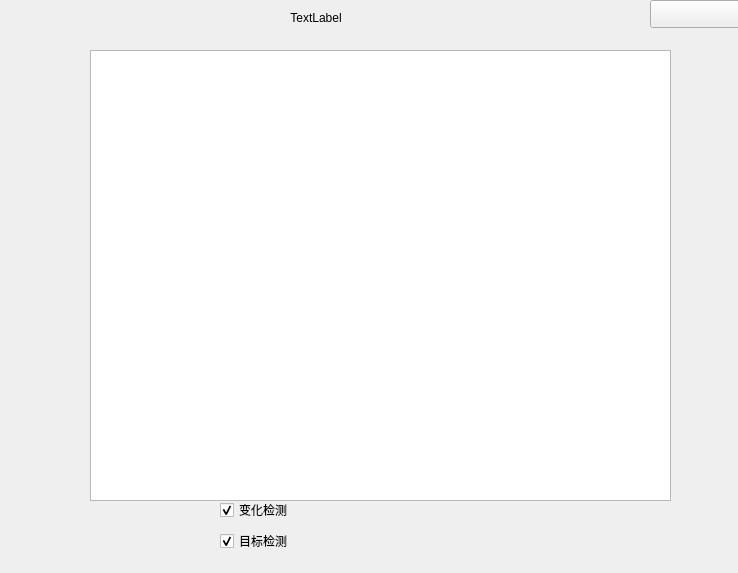
This is image_window.ui in 814696032/QT as Qt 5 draws it before an edit. The edited form follows.
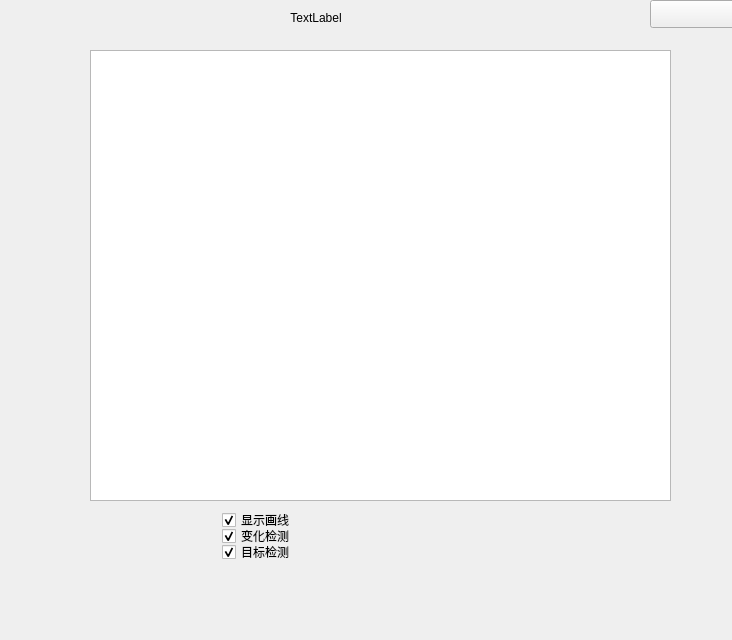
This is the edited form.

Commit message: 主窗口底部添加后台工作进度条，与任务栏进度一致

The edit to the form file:
```diff
--- a/image_window.ui
+++ b/image_window.ui
@@ -6,8 +6,8 @@
    <rect>
     <x>0</x>
     <y>0</y>
-    <width>738</width>
-    <height>573</height>
+    <width>732</width>
+    <height>640</height>
    </rect>
   </property>
   <property name="windowTitle">
@@ -126,143 +126,123 @@
     <string/>
    </property>
   </widget>
-  <widget class="QWidget" name="">
+  <widget class="QCheckBox" name="image_line">
    <property name="geometry">
     <rect>
-     <x>220</x>
-     <y>460</y>
-     <width>279</width>
-     <height>102</height>
+     <x>222</x>
+     <y>512</y>
+     <width>71</width>
+     <height>16</height>
     </rect>
    </property>
-   <layout class="QHBoxLayout" name="horizontalLayout">
-    <item>
-     <layout class="QVBoxLayout" name="verticalLayout">
-      <property name="spacing">
-       <number>0</number>
-      </property>
-      <item>
-       <widget class="QCheckBox" name="image_line">
-        <property name="text">
-         <string>显示画线</string>
-        </property>
-        <property name="checked">
-         <bool>true</bool>
-        </property>
-       </widget>
-      </item>
-      <item>
-       <widget class="QCheckBox" name="image_change_detect">
-        <property name="text">
-         <string>变化检测</string>
-        </property>
-        <property name="checked">
-         <bool>true</bool>
-        </property>
-       </widget>
-      </item>
-      <item>
-       <widget class="QCheckBox" name="image_obj_detect">
-        <property name="text">
-         <string>目标检测</string>
-        </property>
-        <property name="checked">
-         <bool>true</bool>
-        </property>
-       </widget>
-      </item>
-     </layout>
-    </item>
-    <item>
-     <spacer name="horizontalSpacer">
-      <property name="orientation">
-       <enum>Qt::Horizontal</enum>
-      </property>
-      <property name="sizeType">
-       <enum>QSizePolicy::Fixed</enum>
-      </property>
-      <property name="sizeHint" stdset="0">
-       <size>
-        <width>40</width>
-        <height>20</height>
-       </size>
-      </property>
-     </spacer>
-    </item>
-    <item>
-     <widget class="QPushButton" name="image_start_detect">
-      <property name="sizePolicy">
-       <sizepolicy hsizetype="Fixed" vsizetype="Fixed">
-        <horstretch>0</horstretch>
-        <verstretch>0</verstretch>
-       </sizepolicy>
-      </property>
-      <property name="minimumSize">
-       <size>
-        <width>50</width>
-        <height>50</height>
-       </size>
-      </property>
-      <property name="maximumSize">
-       <size>
-        <width>50</width>
-        <height>50</height>
-       </size>
-      </property>
-      <property name="text">
-       <string/>
-      </property>
-      <property name="flat">
-       <bool>true</bool>
-      </property>
-     </widget>
-    </item>
-    <item>
-     <widget class="QPushButton" name="image_stop_detect">
-      <property name="sizePolicy">
-       <sizepolicy hsizetype="Fixed" vsizetype="Fixed">
-        <horstretch>0</horstretch>
-        <verstretch>0</verstretch>
-       </sizepolicy>
-      </property>
-      <property name="minimumSize">
-       <size>
-        <width>50</width>
-        <height>50</height>
-       </size>
-      </property>
-      <property name="maximumSize">
-       <size>
-        <width>50</width>
-        <height>50</height>
-       </size>
-      </property>
-      <property name="text">
-       <string/>
-      </property>
-      <property name="flat">
-       <bool>true</bool>
-      </property>
-     </widget>
-    </item>
-    <item>
-     <spacer name="horizontalSpacer_2">
-      <property name="orientation">
-       <enum>Qt::Horizontal</enum>
-      </property>
-      <property name="sizeType">
-       <enum>QSizePolicy::Fixed</enum>
-      </property>
-      <property name="sizeHint" stdset="0">
-       <size>
-        <width>40</width>
-        <height>20</height>
-       </size>
-      </property>
-     </spacer>
-    </item>
-   </layout>
+   <property name="text">
+    <string>显示画线</string>
+   </property>
+   <property name="checked">
+    <bool>true</bool>
+   </property>
   </widget>
+  <widget class="QPushButton" name="image_start_detect">
+   <property name="geometry">
+    <rect>
+     <x>346</x>
+     <y>536</y>
+     <width>50</width>
+     <height>50</height>
+    </rect>
+   </property>
+   <property name="sizePolicy">
+    <sizepolicy hsizetype="Fixed" vsizetype="Fixed">
+     <horstretch>0</horstretch>
+     <verstretch>0</verstretch>
+    </sizepolicy>
+   </property>
+   <property name="minimumSize">
+    <size>
+     <width>50</width>
+     <height>50</height>
+    </size>
+   </property>
+   <property name="maximumSize">
+    <size>
+     <width>50</width>
+     <height>50</height>
+    </size>
+   </property>
+   <property name="text">
+    <string/>
+   </property>
+   <property name="flat">
+    <bool>true</bool>
+   </property>
+  </widget>
+  <widget class="QPushButton" name="image_stop_detect">
+   <property name="geometry">
+    <rect>
+     <x>402</x>
+     <y>536</y>
+     <width>50</width>
+     <height>50</height>
+    </rect>
+   </property>
+   <property name="sizePolicy">
+    <sizepolicy hsizetype="Fixed" vsizetype="Fixed">
+     <horstretch>0</horstretch>
+     <verstretch>0</verstretch>
+    </sizepolicy>
+   </property>
+   <property name="minimumSize">
+    <size>
+     <width>50</width>
+     <height>50</height>
+    </size>
+   </property>
+   <property name="maximumSize">
+    <size>
+     <width>50</width>
+     <height>50</height>
+    </size>
+   </property>
+   <property name="text">
+    <string/>
+   </property>
+   <property name="flat">
+    <bool>true</bool>
+   </property>
+  </widget>
+  <widget class="QCheckBox" name="image_change_detect">
+   <property name="geometry">
+    <rect>
+     <x>222</x>
+     <y>528</y>
+     <width>71</width>
+     <height>16</height>
+    </rect>
+   </property>
+   <property name="text">
+    <string>变化检测</string>
+   </property>
+   <property name="checked">
+    <bool>true</bool>
+   </property>
+  </widget>
+  <widget class="QCheckBox" name="image_obj_detect">
+   <property name="geometry">
+    <rect>
+     <x>222</x>
+     <y>544</y>
+     <width>71</width>
+     <height>16</height>
+    </rect>
+   </property>
+   <property name="text">
+    <string>目标检测</string>
+   </property>
+   <property name="checked">
+    <bool>true</bool>
+   </property>
+  </widget>
+  <zorder>layoutWidget</zorder>
   <zorder>image_view</zorder>
   <zorder>image_start_detect</zorder>
   <zorder>image_change_detect</zorder>
```
Left out of the diff: 10 changed lines with no effect on the pictures. The commit also changes 4 other files.
